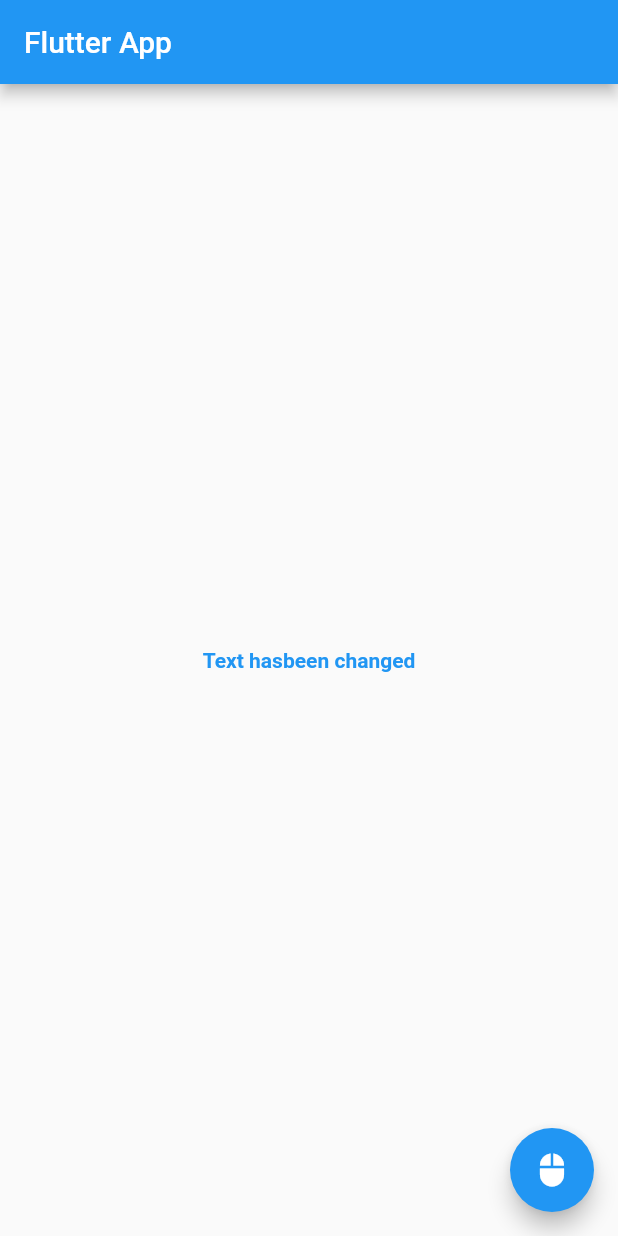
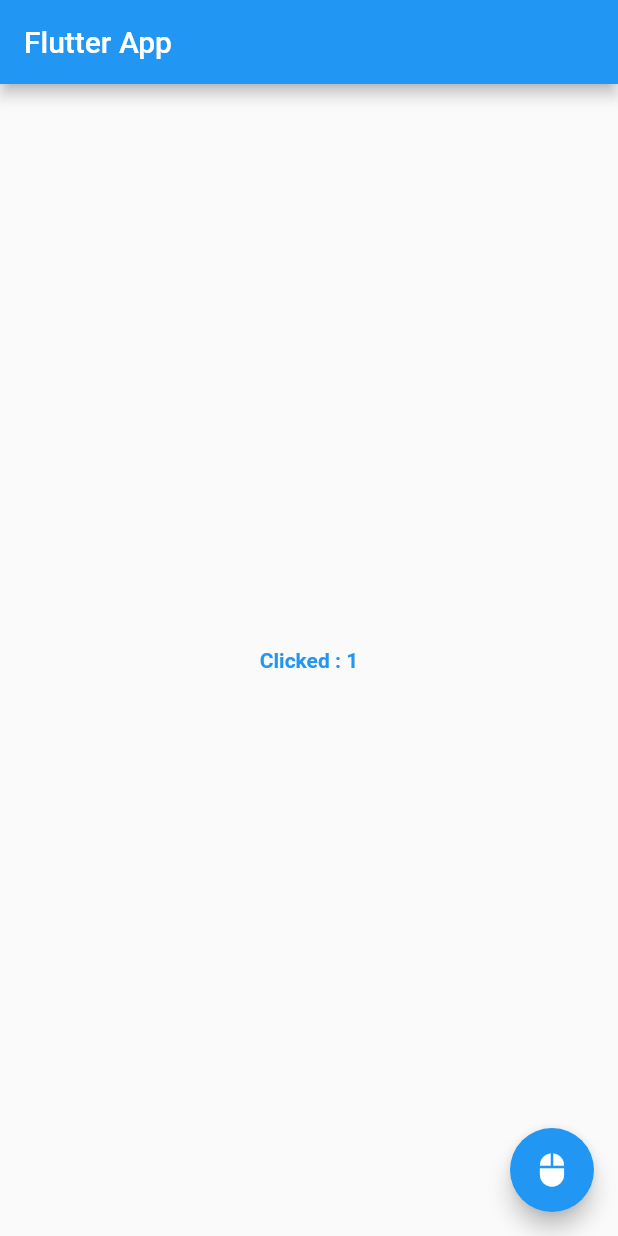
Before and after one commit to JAICHANGPARK/Flutter_Dock, a Flutter app: the screen it shows after launch, after a tap on the "mouse" icon, on a phone screen of 412 x 824 dp. Run offline on Flutter 3.47's test engine with Material 2 defaults, Android fonts, the phone set to English and light mode, and no system bars; missing offline and left inert: fluttery.

Commit message:
클릭하면 숫자 증가하기

```diff
--- a/flutter_01/lib/main.dart
+++ b/flutter_01/lib/main.dart
@@ -24,12 +24,14 @@ class ChangeText extends State<ClickMyApp> {
 
   void changeText() {
     setState(() {
-      if (i % 2 == 0) {
-        defaultText = 'Text hasbeen changed';
-      } else {
-        defaultText = 'Hello! click me to change content';
-      }
       i++;
+      defaultText = "Clicked : " + i.toString();
+//      if (i % 2 == 0) {
+//        defaultText = 'Text hasbeen changed';
+//      } else {
+//        defaultText = 'Hello! click me to change content';
+//      }
+//      i++;
     });
   }
 
```
